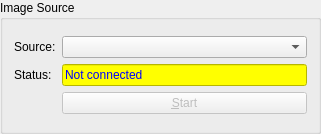
syncope/lavue, file lavuelib/ui/SourceGroupBox.ui: the form before one commit.
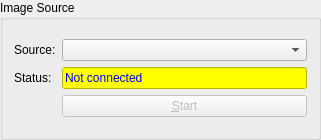
The form after the commit.

Diff of the .ui file:
```diff
--- a/lavuelib/ui/SourceGroupBox.ui
+++ b/lavuelib/ui/SourceGroupBox.ui
@@ -7,7 +7,7 @@
     <x>0</x>
     <y>0</y>
     <width>321</width>
-    <height>134</height>
+    <height>140</height>
    </rect>
   </property>
   <property name="windowTitle">
```
Left out of the diff: 2 changed lines with no effect on the pictures.
